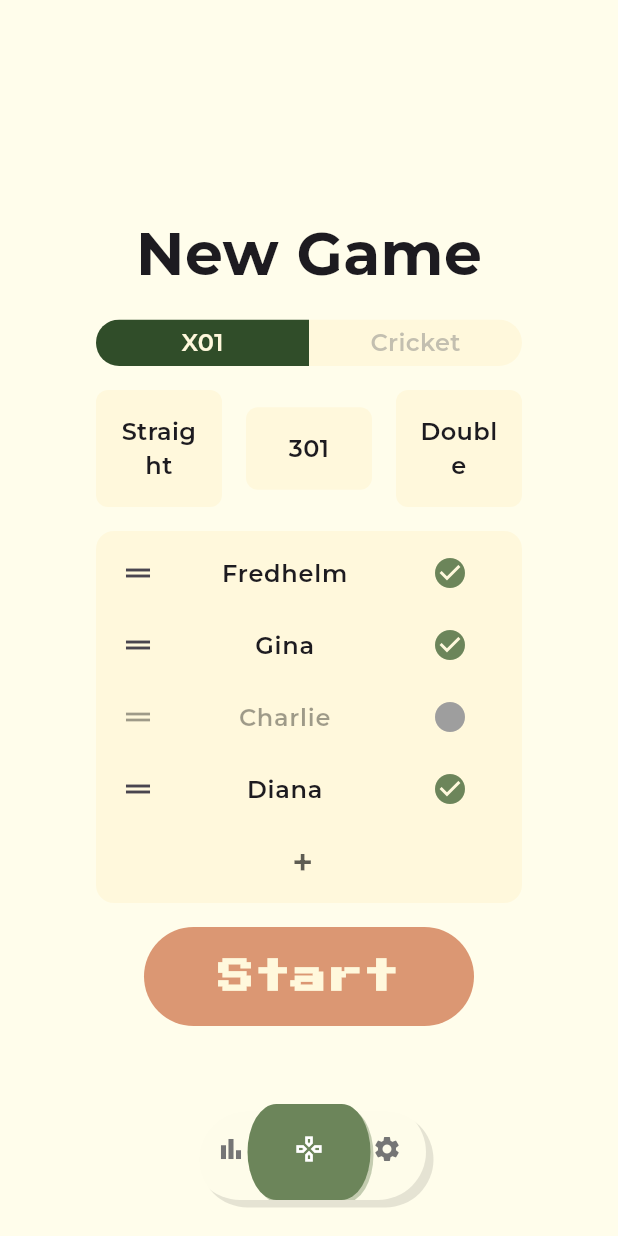
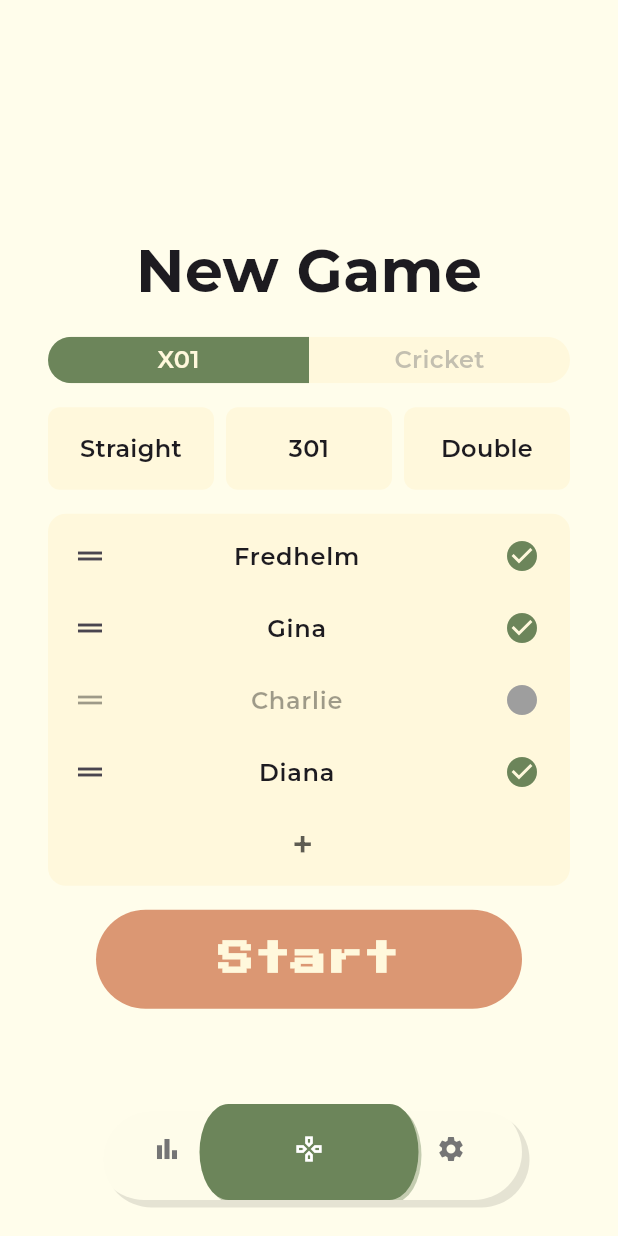
Before and after one commit to FrederikKlein/Dartly, a Flutter app: the screen it shows after launch, on a phone screen of 412 x 824 dp. Run offline on Flutter 3.47's test engine with Material 3 defaults, Android fonts, the phone set to English and light mode, and no system bars; our stand-ins replace figma_squircle, flutter_riverpod, google_fonts.

Commit message:
Adjusted the utils to adjust to different screen sizes

```diff
--- a/lib/screens/home_screen.dart
+++ b/lib/screens/home_screen.dart
@@ -60,8 +60,8 @@ class _HomeScreenState extends State<HomeScreen> {
           // Floating navbar positioned at bottom
           Positioned(
             bottom: AppConstants.defaultPadding,
-            left: AppConstants.navBarPadding,
-            right: AppConstants.navBarPadding,
+            left: AppConstants.getNavBarPadding(context),
+            right: AppConstants.getNavBarPadding(context),
             child: _buildFloatingNavBar(),
           ),
         ],
@@ -173,7 +173,7 @@ class _HomeScreenState extends State<HomeScreen> {
   }
 
   double _getTotalWidth(BuildContext context){
-    return MediaQuery.of(context).size.width - 2*AppConstants.navBarPadding - AppConstants.smallPadding; // screen margins + container padding
+    return MediaQuery.of(context).size.width - 2*AppConstants.getNavBarPadding(context) - AppConstants.smallPadding; // screen margins + container padding
   }
 // Helper method to calculate item width
   double _getItemWidth(BuildContext context) {
--- a/lib/screens/new_game_scratch.dart
+++ b/lib/screens/new_game_scratch.dart
@@ -27,11 +27,12 @@ class _NewGameScreenState extends ConsumerState<NewGameScreen> {
   }
   @override
   Widget build(BuildContext context) {
+    double _app_padding = AppConstants.getAppPadding(context);
     return Scaffold(
       backgroundColor: AppConstants.vintageWhite,
       body: Center(
         child: Padding(
-          padding: const EdgeInsets.all(AppConstants.appPadding),
+          padding: EdgeInsets.all(_app_padding),
           child: Column(
             mainAxisAlignment: MainAxisAlignment.center,
             crossAxisAlignment: CrossAxisAlignment.center,
@@ -86,9 +87,9 @@ class _NewGameScreenState extends ConsumerState<NewGameScreen> {
             }
           },
           borderColor: Colors.transparent,
-          selectedColor: AppConstants.vintageGreen,
+          selectedColor: AppConstants.vintageGreenLight,
           unselectedColor: AppConstants.vintageBeige,
-          pressedColor: AppConstants.vintageGreen.withOpacity(0.2),
+          pressedColor: AppConstants.vintageGreenLight,
           padding: const EdgeInsets.all(0),
           // disable the game mode cricket
           disabledChildren: <GameMode>{
@@ -111,7 +112,7 @@ class _NewGameScreenState extends ConsumerState<NewGameScreen> {
   Widget _buildX01Options(){
     return Row(
       mainAxisAlignment: MainAxisAlignment.spaceEvenly,
-      spacing: AppConstants.defaultPadding,
+      spacing: AppConstants.smallPadding,
       children: [
         _buildOptionItem('x01InMode'),
         _buildOptionItem('x01StartValue'),
@@ -135,6 +136,7 @@ class _NewGameScreenState extends ConsumerState<NewGameScreen> {
             itemBuilder: (context, index) {
               final value = ref.watch(playersProvider)[index];
               return ListTile(
+                contentPadding: EdgeInsetsGeometry.directional(start: AppConstants.defaultPadding, end: AppConstants.smallPadding),
                 key: ValueKey(value.id),
                 title: Text(value.name, style: AppConstants.buttonTextStyle, textAlign: TextAlign.center, ),
                 selectedColor: AppConstants.vintageAccentDark,
@@ -145,6 +147,7 @@ class _NewGameScreenState extends ConsumerState<NewGameScreen> {
                   onPressed: () {
                     ref.read(playersProvider.notifier).togglePlayerEnabled(value.id);
                   },
+                  padding: EdgeInsets.zero,
                 ),
                 leading: ReorderableDragStartListener(
                   index: index, // The index of the item in the current list view
@@ -274,6 +277,7 @@ class _NewGameScreenState extends ConsumerState<NewGameScreen> {
                 barrierColor: Colors.transparent,
                 builder: (context) {
                   return Stack(
+                    clipBehavior: Clip.none,
                     children: [
                       GestureDetector(
                         onTap: () => Navigator.of(context).pop(),
@@ -283,7 +287,7 @@ class _NewGameScreenState extends ConsumerState<NewGameScreen> {
                       ),
                       Positioned(
                         left: offset?.dx ?? 0,
-                        top: offset?.dy ?? 48,
+                        top: offset?.dy ?? 120,
                         width: size?.width ?? 60,
                         child: Material(
                           color: Colors.transparent,
@@ -306,6 +310,9 @@ class _NewGameScreenState extends ConsumerState<NewGameScreen> {
                                     selected: value == ref.watch(optionsServiceProvider).getCurrentOption(optionType),
                                     selectedColor: AppConstants.vintageAccentDark,
                                     onTap: () => Navigator.pop(context, value),
+                                    trailing: null,
+                                    leading: null,
+                                    contentPadding: EdgeInsets.zero,
                                   );
                                 },
                               ),
--- a/lib/utils/constants.dart
+++ b/lib/utils/constants.dart
@@ -2,6 +2,18 @@ import 'package:flutter/material.dart';
 import 'package:google_fonts/google_fonts.dart';
 
 class AppConstants {
+  static const double phoneBreakpoint = 900.0;
+  static const double tabletBreakpoint = 1024.0;
+
+  static bool isPhone(BuildContext context) {
+    return MediaQuery.of(context).size.width < phoneBreakpoint;
+  }
+  static bool isTablet(BuildContext context) {
+    return MediaQuery.of(context).size.width >= phoneBreakpoint && MediaQuery.of(context).size.width < tabletBreakpoint;
+  }
+  static bool isDesktop(BuildContext context) {
+    return MediaQuery.of(context).size.width >= tabletBreakpoint;
+  }
   // Game constants
   static const List<int> commonStartingScores = [301, 501, 701, 901];
   static const int maxDartsPerTurn = 3;
@@ -16,11 +28,16 @@ class AppConstants {
   static const double tinyPadding = 2.0;
   static const double largePadding = 24.0;
   static const double extraLargePadding = 32.0;
-  static const double appPadding = 64.0;
-  static const double navBarPadding = 128;
   static const double edgesFullRounding = 48;
   static const double edgesSmallRounding = 4;
   static const double navBarHeight = 64;
+
+  static double getAppPadding(BuildContext context) {
+    return isPhone(context) ? 32.0 : 64.0;
+  }
+  static double getNavBarPadding(BuildContext context) {
+    return isPhone(context) ? 64.0 : 128.0;
+  }
 
   static const double iconSize = 20;
   // Colors (you can customize these)
@@ -51,6 +68,11 @@ class AppConstants {
     fontWeight: FontWeight.w600,
     fontFamily: GoogleFonts.montserrat().fontFamily,
   );
+  static TextStyle? get buttonTextSmallStyle => TextStyle(
+    fontSize: 14,
+    fontWeight: FontWeight.w600,
+    fontFamily: GoogleFonts.montserrat().fontFamily,
+  );
   static TextStyle? get buttonTextExtraBigStyle => TextStyle(
     fontSize: 24,
     fontWeight: FontWeight.w600,
```
